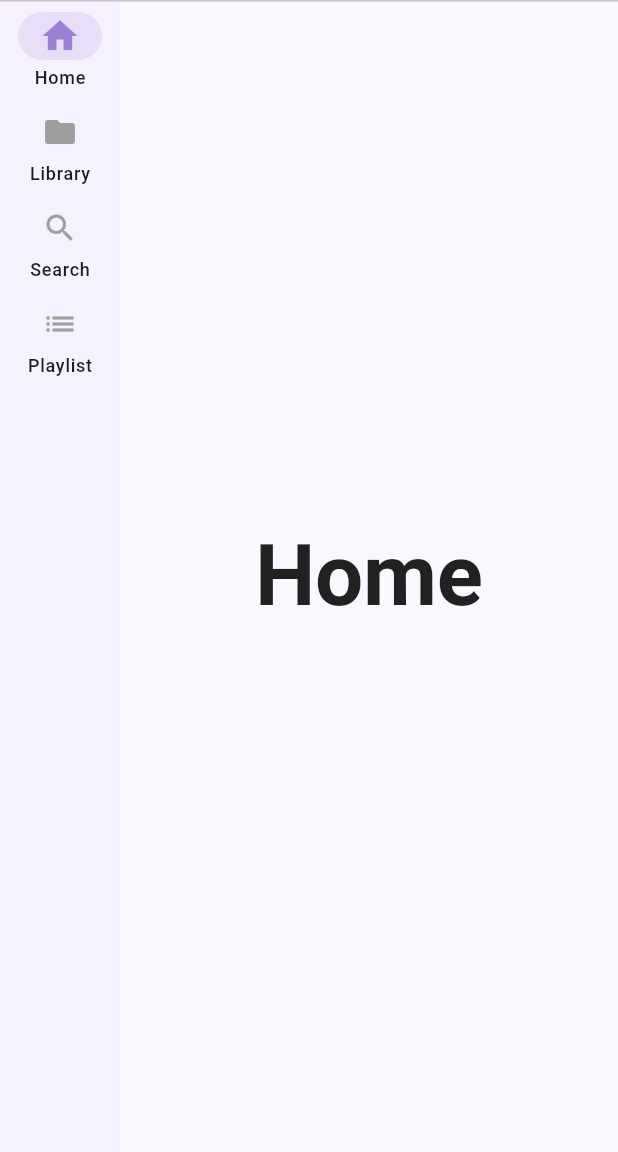
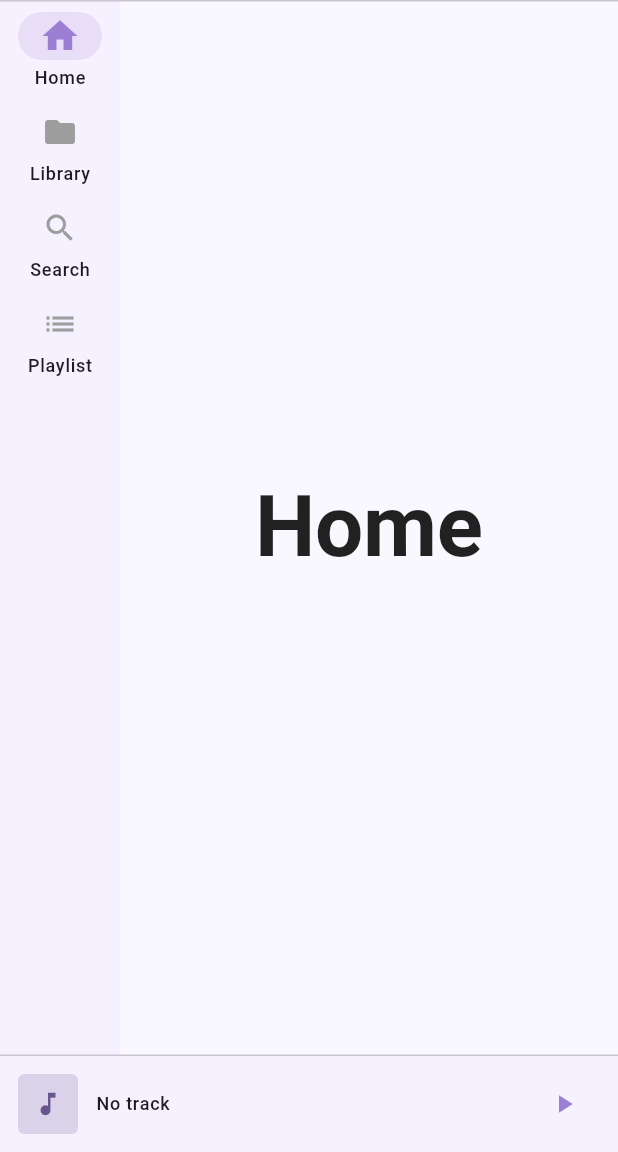
Before and after one commit to RinCynar/0rhx-Player, a Flutter app: the screen it shows after launch, on a phone screen of 412 x 824 dp, the part 84-1236 px from its top. Run offline on Flutter 3.47's test engine with Material 3 defaults, Android fonts, the phone set to English and light mode, and no system bars; our stand-ins replace equatable, just_audio; missing offline and left inert: window_manager.

Commit message:
feat: Add mini player and full player control bar widgets, and integrate the mini player into the app shell.

```diff
--- a/lib/features/app/pages/app_shell.dart
+++ b/lib/features/app/pages/app_shell.dart
@@ -7,6 +7,7 @@ import '../../library/pages/library_page.dart';
 import '../../search/pages/search_page.dart';
 import '../../playlist/pages/playlist_page.dart';
 import '../widgets/custom_title_bar.dart';
+import '../../player/widgets/mini_player.dart';
 
 class AppShell extends StatelessWidget {
   const AppShell({super.key});
@@ -22,7 +23,10 @@ class AppShell extends StatelessWidget {
   Widget build(BuildContext context) {
     return Scaffold(
       appBar: CustomTitleBar(title: '0rhx Player'),
-      body: Row(
+      body: Column(
+        children: [
+          Expanded(
+            child: Row(
               children: [
                 // NavigationRail
                 NavigationRail(
@@ -47,6 +51,12 @@ class AppShell extends StatelessWidget {
                 ),
               ],
             ),
+          ),
+          // Mini Player at bottom
+          const Divider(height: 1),
+          const MiniPlayer(),
+        ],
+      ),
     );
   }
 }
--- /dev/null
+++ b/lib/features/player/widgets/mini_player.dart
@@ -0,0 +1,80 @@
+import 'package:flutter/material.dart';
+import 'package:provider/provider.dart';
+import '../providers/player_provider.dart';
+import '../models/player_state.dart';
+
+class MiniPlayer extends StatelessWidget {
+  const MiniPlayer({super.key});
+
+  @override
+  Widget build(BuildContext context) {
+    return Consumer<PlayerProvider>(
+      builder: (context, playerProvider, _) {
+        final state = playerProvider.playerState;
+        final isPlaying = state.state == PlaybackState.playing;
+
+        return Container(
+          color: Theme.of(context).colorScheme.surface,
+          padding: const EdgeInsets.symmetric(horizontal: 12, vertical: 8),
+          child: Row(
+            children: [
+              // Album art placeholder
+              Container(
+                width: 40,
+                height: 40,
+                decoration: BoxDecoration(
+                  color: Theme.of(context).colorScheme.primary.withValues(alpha: 0.2),
+                  borderRadius: BorderRadius.circular(4),
+                ),
+                child: Icon(
+                  Icons.music_note,
+                  color: Theme.of(context).colorScheme.primary,
+                  size: 20,
+                ),
+              ),
+              const SizedBox(width: 12),
+              // Track info
+              Expanded(
+                child: Column(
+                  crossAxisAlignment: CrossAxisAlignment.start,
+                  mainAxisAlignment: MainAxisAlignment.center,
+                  children: [
+                    Text(
+                      state.currentTrackTitle ?? 'No track',
+                      style: Theme.of(context).textTheme.labelMedium,
+                      maxLines: 1,
+                      overflow: TextOverflow.ellipsis,
+                    ),
+                    if (state.currentTrackArtist != null)
+                      Text(
+                        state.currentTrackArtist ?? '',
+                        style: Theme.of(context).textTheme.labelSmall,
+                        maxLines: 1,
+                        overflow: TextOverflow.ellipsis,
+                      ),
+                  ],
+                ),
+              ),
+              const SizedBox(width: 8),
+              // Play/Pause button
+              IconButton(
+                icon: Icon(
+                  isPlaying ? Icons.pause : Icons.play_arrow,
+                  size: 20,
+                ),
+                onPressed: () {
+                  playerProvider.togglePlayPause();
+                },
+                constraints: const BoxConstraints(
+                  minWidth: 32,
+                  minHeight: 32,
+                ),
+                padding: EdgeInsets.zero,
+              ),
+            ],
+          ),
+        );
+      },
+    );
+  }
+}
```
Also changed, not shown: lib/features/player/widgets/player_control_bar.dart (added, +159 -0 lines), 1 other file. Lines whose indentation alone changed are shown as unchanged.
